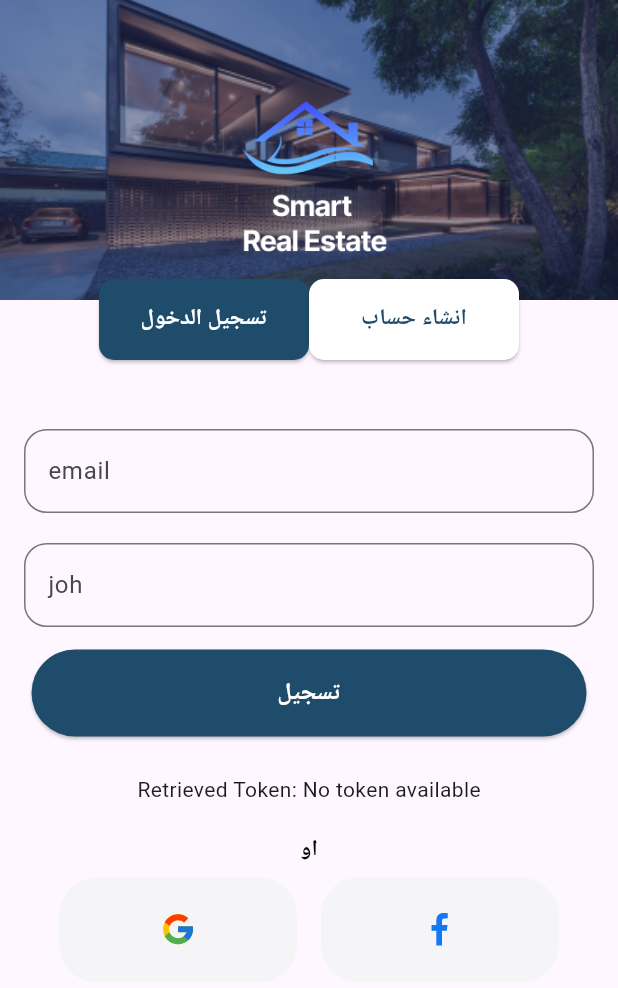
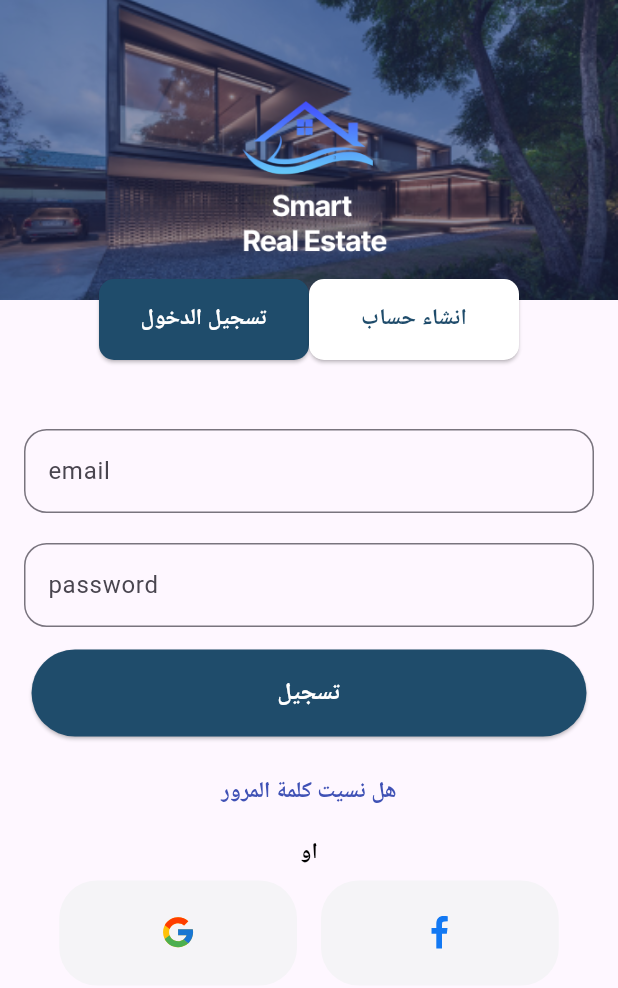
Before and after one commit to DheyaAlqaderi/smart-real-estate-app, a Flutter app: the login_signup screen opened directly, on a phone screen of 412 x 824 dp. Shown: the top 988 px of the screen. Run offline on Flutter 3.47's test engine with Material 3 defaults, Android fonts, the phone set to English and light mode, and no system bars; our stand-ins replace flutter_keyboard_visibility, flutter_svg, google_maps_flutter, sqflite; accounts and stored records are empty; Roboto replaces fonts that are missing (Inter).

Commit message:
login and signup validation and property images page day5

```diff
--- a/lib/src/ui/screens/onBoarding.dart
+++ b/lib/src/ui/screens/onBoarding.dart
@@ -1,8 +1,5 @@
 import 'package:flutter/material.dart';
-import 'package:smart_real_estate_app/src/ui/screens/homePage.dart';
 import 'package:smart_real_estate_app/src/ui/screens/root_pages.dart';
-
-
 import '../../services/models/onBoanding_model.dart';
 import 'login_signup_page.dart';
 
--- a/lib/src/ui/widgets/detailsPropertySection.dart
+++ b/lib/src/ui/widgets/detailsPropertySection.dart
@@ -37,14 +37,16 @@ class _detailsPropertySectionState extends State<detailsPropertySection> {
   @override
   Widget build(BuildContext context) {
     return Padding(
-      padding: const EdgeInsets.all(10.0),
+      padding: const EdgeInsets.all(5.0),
       child: Column(
         children: [
           Row(
+            mainAxisAlignment: MainAxisAlignment.spaceBetween,
             children: [
               Container(
                 width: 180.0,
                 child: Column(
+                  crossAxisAlignment: CrossAxisAlignment.start,
                   children: [
                     Text(
                       '${widget.price} الف ',
@@ -72,10 +74,10 @@ class _detailsPropertySectionState extends State<detailsPropertySection> {
                 ),
               ),
 
-              Spacer(flex: 2,),
               Container(
                 width: 190.0,
                 child: Column(
+                  mainAxisAlignment: MainAxisAlignment.end,
                   children: [
                     Text(
                       '${widget.name}',
--- a/lib/src/ui/widgets/login_screen.dart
+++ b/lib/src/ui/widgets/login_screen.dart
@@ -2,6 +2,8 @@ import 'package:flutter/material.dart';
 import 'package:flutter_svg/svg.dart';
 import 'package:smart_real_estate_app/src/services/use_case/UserAuthCase.dart';
 
+
+final _fromKey = GlobalKey<FormState>();
 
 class login_screen extends StatefulWidget {
   const login_screen({
@@ -18,6 +20,22 @@ class _login_screenState extends State<login_screen> {
 
   final TextEditingController passwordController = TextEditingController();
   final UserAuthCase _authUseCase = UserAuthCase();
+
+  String? validateEmail(String? email) {
+    // Regular expression for email validation
+    final RegExp emailRegex =
+        RegExp(r"^[a-zA-Z0-9.!#$%&\'*+/=?^_`{|}~-]+@[a-zA-Z0-9-]+(?:\.[a-zA-Z0-9-]+)*$");
+
+    if (email!.isEmpty) {
+      return 'Please enter an email address.';
+    } else if (!emailRegex.hasMatch(email)) {
+      return 'Please enter a valid email address.';
+    }
+
+    return null; // Return empty string if email is valid
+  }
+
+
   @override
   void initState() {
     super.initState();
@@ -34,6 +52,7 @@ class _login_screenState extends State<login_screen> {
       child: Column(
         children: [
           Form(
+            key: _fromKey,
             child: Padding(
               padding: const EdgeInsets.all(16.0),
               child: Column(
@@ -47,17 +66,19 @@ class _login_screenState extends State<login_screen> {
                         borderRadius: BorderRadius.circular(15.0),
                       ),
                     ),
+                    validator: validateEmail,
                   ),
                   SizedBox(height: 20),
                   TextFormField(
                     controller: passwordController,
                     obscureText: true,
                     decoration: InputDecoration(
-                      labelText: "joh", // Arabic: 'Password'
+                      labelText: "password", // Arabic: 'Password'
                       border: OutlineInputBorder(
                         borderRadius: BorderRadius.circular(15.0),
                       ),
                     ),
+                    validator: (password) => (password!.isEmpty)? 'please fill the password': null,
                   ),
                   SizedBox(height: 10.0),
                   Container(
@@ -66,11 +87,14 @@ class _login_screenState extends State<login_screen> {
                     height: 58,
                     child: ElevatedButton(
                       onPressed: () {
-                        _authUseCase.login(
-                          context,
-                          emailController.text,
-                          passwordController.text,
-                        );
+                        if(_fromKey.currentState!.validate()){
+                          _authUseCase.login(
+                            context,
+                            emailController.text.trim(),
+                            passwordController.text.trim(),
+                          );
+                        }
+
                       },
                       style: ElevatedButton.styleFrom(
                         backgroundColor: Color(0xFF1F4C6B),
@@ -96,18 +120,20 @@ class _login_screenState extends State<login_screen> {
                     ),
                   ),
                   SizedBox(height: 20.0),
-                  FutureBuilder<String?>(
-                    future:null,
-                    builder: (context, snapshot) {
-                      if (snapshot.connectionState == ConnectionState.waiting) {
-                        return Center(child: CircularProgressIndicator());
-                      } else if (snapshot.hasError) {
-                        return Center(child: Text('Error: ${snapshot.error}'));
-                      } else {
-                        final String? retrievedToken = snapshot.data;
-                        return Center(child: Text('Retrieved Token: ${retrievedToken ?? "No token available"}'));
-                      }
+                  InkWell(
+                    onTap: (){
+
                     },
+                    child: Text(
+                      'هل نسيت كلمة المرور',
+                      style: TextStyle(
+                        color: Colors.indigo,
+                        fontSize: 15,
+                        fontWeight: FontWeight.bold,
+                        fontFamily: 'Inter'
+                      ),
+
+                    ),
                   ),
                   SizedBox(height: 30.0),
                   Text(
```
Also changed, not shown: lib/main.dart (+10 -1 lines), lib/src/ui/screens/propertyDetailsPage.dart (+20 -2 lines), lib/src/ui/screens/property_images.dart (added, +166 -0 lines), lib/src/ui/widgets/signup_screen.dart (+52 -8 lines), assets/images/next-icon.svg (added).
